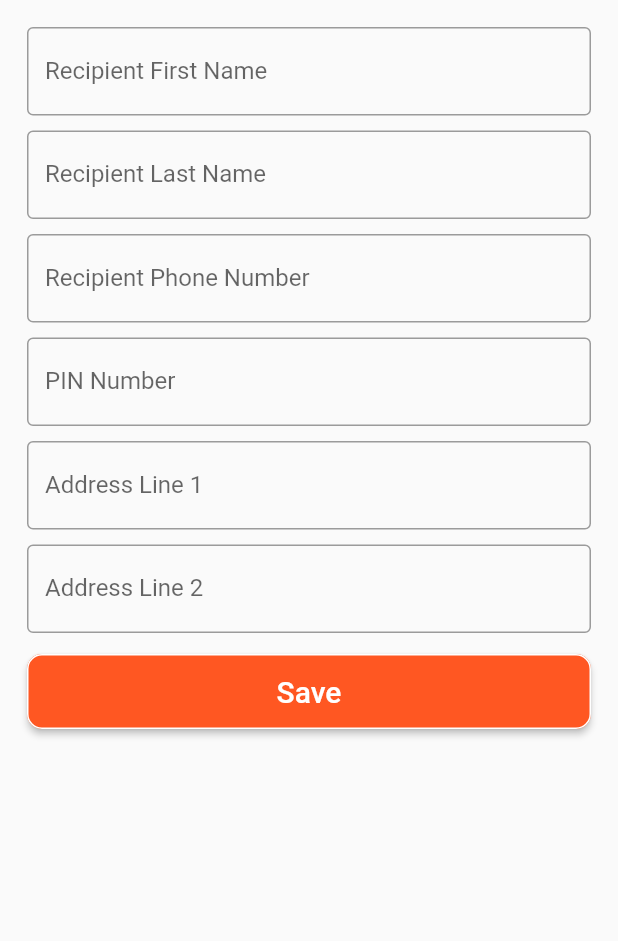
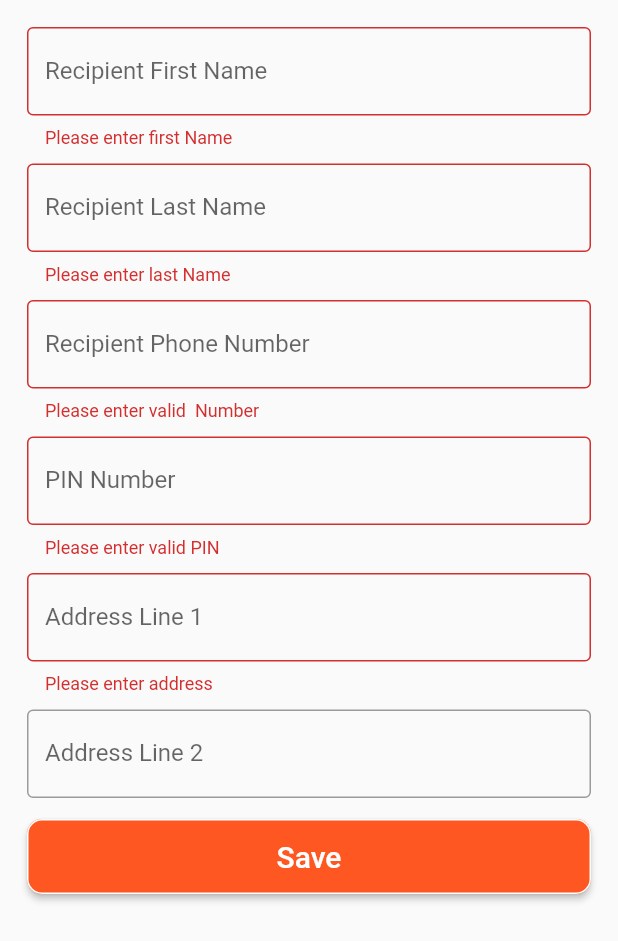
Before and after one commit to ankitbamal99ab/ShriGangaJweller, a Flutter app: the FORMS widget shown alone on an empty page, opened directly, after a tap on "Save", on a phone screen of 412 x 824 dp. Shown: the top 941 px of the screen. Run offline on Flutter 3.47's test engine with Material 2 defaults, Android fonts, the phone set to English and light mode, and no system bars; our stand-ins replace cloud_firestore, curved_navigation_bar, firebase_core; accounts and stored records are empty; network calls fail.

Commit message:
second commit

```diff
--- a/lib/Appbar pages/Bag.dart
+++ b/lib/Appbar pages/Bag.dart
@@ -1,14 +1,30 @@
 import 'package:flutter/material.dart';
+import 'package:shrigangaj/operation.dart';
+import 'package:shrigangaj/pages/Address.dart';
 
 class Bag extends StatefulWidget {
   @override
   _BagState createState() => _BagState();
 }
+String id;
+TextEditingController firstNameController = TextEditingController();
+TextEditingController secondNameController = TextEditingController();
+TextEditingController phoneNumberController = TextEditingController();
+TextEditingController pinNumberController = TextEditingController();
+TextEditingController addressController = TextEditingController();
+String FirstName;
+String SecondName;
+String PhoneNumber;
+String PINNumber;
+String address;
 
 class _BagState extends State<Bag> {
+
+
+
   @override
-  int count=0;
-  bool ispress=false;
+  int count=1;
+  bool ispress=true;
   Widget build(BuildContext context) {
     return Scaffold(
       appBar: AppBar(
@@ -35,7 +51,7 @@ class _BagState extends State<Bag> {
 //                color: Colors.white70,
                   elevation: 10,
                     child: InkWell(
-                      splashColor: Colors.blue.withAlpha(30),
+                      splashColor: Colors.deepOrange,
                       onTap: (){},
                       child: Container(
                         width: MediaQuery.of(context).size.width,
@@ -44,7 +60,8 @@ class _BagState extends State<Bag> {
                           children: [
                             Container(
                               height: MediaQuery.of(context).size.height/2.5/1.6,
-                              // Firebase code of showing data
+                              // Firebase code of showing
+
                             ),
                             Divider(
                               color: Colors.black,
@@ -134,6 +151,8 @@ class FORMS extends StatefulWidget {
 }
 
 class _FORMSState extends State<FORMS> {
+  final _formKey = GlobalKey<FormState>();
+
   @override
   Widget build(BuildContext context) {
     return Padding(
@@ -142,6 +161,7 @@ class _FORMSState extends State<FORMS> {
         child: Column(
           children: [
             Form(
+              key: _formKey,
               child: Column(
                 children: [
                   TextFormField(
@@ -149,6 +169,18 @@ class _FORMSState extends State<FORMS> {
                         border: OutlineInputBorder(),
                         labelText: 'Recipient First Name'
                     ),
+                    validator: (value)
+                    {
+                      if (value.isEmpty) {
+                        return 'Please enter first Name';
+                      }
+                      return null;
+                    },
+                    onChanged: (value)
+                    {
+                      FirstName=value;
+                    },
+                    controller: firstNameController,
                   ),
                   SizedBox(height: 10,),
                   TextFormField(
@@ -156,20 +188,58 @@ class _FORMSState extends State<FORMS> {
                         border: OutlineInputBorder(),
                         labelText: 'Recipient Last Name'
                     ),
+                    validator: (value)
+                    {
+                      if (value.isEmpty) {
+                        return 'Please enter last Name';
+                      }
+                      return null;
+                    },
+                    onChanged: (value)
+                    {
+                      SecondName=value;
+                    },
+                    controller: secondNameController,
                   ),
                   SizedBox(height: 10,),
                   TextFormField(
+                    keyboardType: TextInputType.phone,
                     decoration: InputDecoration(
                         border: OutlineInputBorder(),
                         labelText: 'Recipient Phone Number'
                     ),
+                    validator: (value)
+                    {
+                      if (value.length!=10) {
+                        return 'Please enter valid  Number';
+                      }
+                      return null;
+                    },
+                    onChanged: (value)
+                    {
+                      PhoneNumber=value;
+                    },
+                    controller: phoneNumberController,
                   ),
                   SizedBox(height: 10,),
                   TextFormField(
+                    keyboardType: TextInputType.phone,
                     decoration: InputDecoration(
                         border: OutlineInputBorder(),
                         labelText: 'PIN Number'
                     ),
+                    validator: (value)
+                    {
+                      if (value.length!=6) {
+                        return 'Please enter valid PIN';
+                      }
+                      return null;
+                    },
+                    onChanged: (value)
+                    {
+                      PINNumber=value;
+                    },
+                    controller: pinNumberController,
                   ),
                   SizedBox(height: 10,),
                   TextFormField(
@@ -177,6 +247,18 @@ class _FORMSState extends State<FORMS> {
                         border: OutlineInputBorder(),
                         labelText: 'Address Line 1'
                     ),
+                    validator: (value)
+                    {
+                      if (value.isEmpty) {
+                        return 'Please enter address';
+                      }
+                      return null;
+                    },
+                    onChanged: (value)
+                    {
+                      address=value;
+                    },
+                    controller: addressController,
                   ),
                   SizedBox(height: 10,),
                   TextFormField(
@@ -184,6 +266,7 @@ class _FORMSState extends State<FORMS> {
                         border: OutlineInputBorder(),
                         labelText: 'Address Line 2'
                     ),
+
                   ),
                   SizedBox(height: 14,),
                   Align(
@@ -198,7 +281,14 @@ class _FORMSState extends State<FORMS> {
                         ),
                         color: Colors.deepOrange,
                         child: Text("Save",style: TextStyle(color: Colors.white,fontSize: 20),),
-                        onPressed: (){},
+                        onPressed: (){
+                          if(_formKey.currentState.validate())
+                          {
+                            uploadingData(FirstName, SecondName, PhoneNumber, PINNumber,address);
+//                            Navigator.of(context).pop();
+                          }
+                          clearText();
+                        },
                       ),
                     ),
                   ),
@@ -220,3 +310,10 @@ class _FORMSState extends State<FORMS> {
     );
   }
 }
+void clearText() {
+  firstNameController.clear();
+  secondNameController.clear();
+  pinNumberController.clear();
+  phoneNumberController.clear();
+  addressController.clear();
+}
--- /dev/null
+++ b/lib/operation.dart
@@ -0,0 +1,18 @@
+import 'package:cloud_firestore/cloud_firestore.dart';
+import 'package:flutter/material.dart';
+
+
+
+
+Future<void> uploadingData(String _firstName, String _lastName,
+    String _phoneNumber, String _pin, String _address) async {
+  // ignore: deprecated_member_use
+  await Firestore.instance.collection("Address").add({
+    'firstName': _firstName,
+    'lastName': _lastName,
+    'phoneNumber': _phoneNumber,
+    'pin': _pin,
+    'address':_address,
+  });
+  print(" Function call");
+}
--- a/lib/pages/Account.dart
+++ b/lib/pages/Account.dart
@@ -80,6 +80,9 @@ class _AccountState extends State<Account> {
           width: double.infinity,
           height: MediaQuery.of(context).size.height/5,
           color: Colors.black12,
+          child: InkWell(
+            splashColor: Colors.blue,
+            onTap: (){},
             child: Column(
               children: [
                 Row(
@@ -132,6 +135,7 @@ class _AccountState extends State<Account> {
                   ],
                 ),
               ],
+            ),
           ),
         ),
 //          SizedBox(height: 20,)
```
Also changed, not shown: lib/FAQ.dart (+18 -2 lines). Lines whose indentation alone changed are shown as unchanged.
